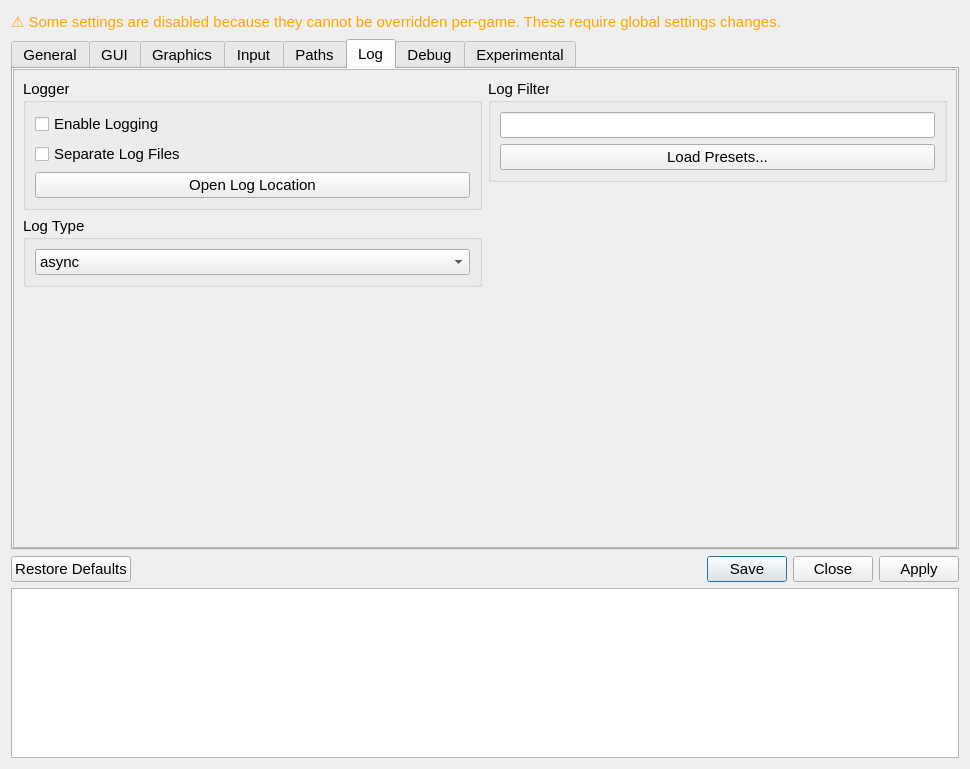
Above: src/qt_ui/settings_dialog.ui from DanielSvoboda/shadLauncher4 before the change. Below: the same form after it.
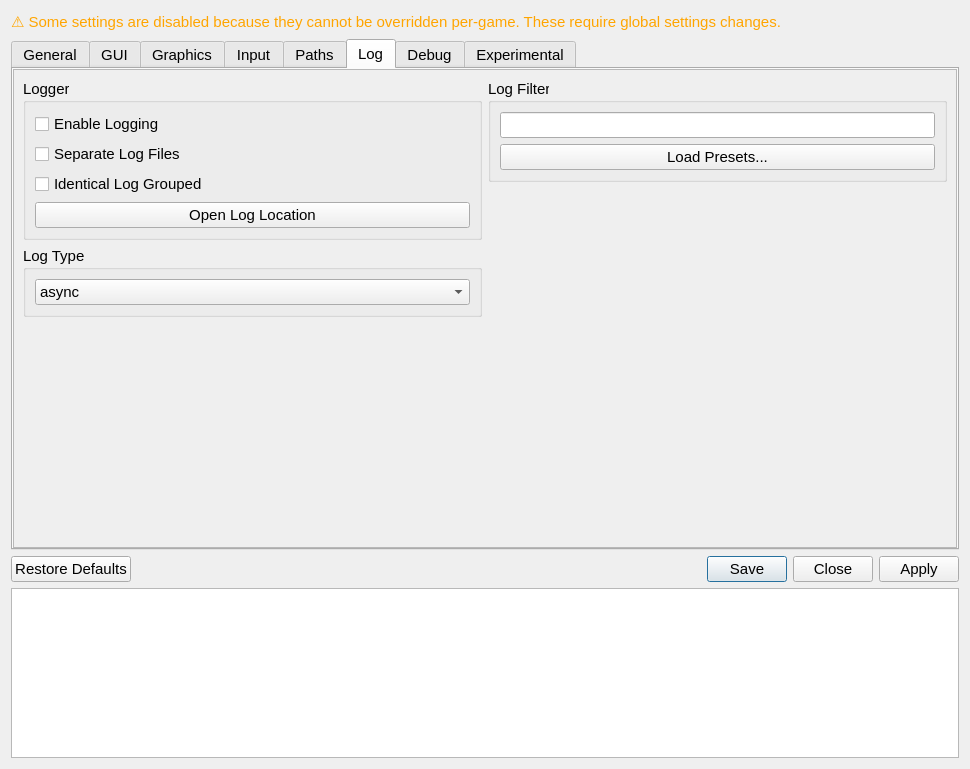
That is the form after the change. The open tabs and pages were chosen to show the change. Icons and pictures are not drawn.

Commit message: added identical log grouped in settings ui

```diff
--- a/src/qt_ui/settings_dialog.ui
+++ b/src/qt_ui/settings_dialog.ui
@@ -1874,6 +1874,13 @@
                  </property>
                 </widget>
                </item>
+			   <item>
+                <widget class="QCheckBox" name="identicalLogGroupedCheckbox">
+                 <property name="text">
+                  <string>Identical Log Grouped</string>
+                 </property>
+                </widget>
+               </item>
                <item>
                 <widget class="QPushButton" name="OpenLogLocationButton">
                  <property name="text">
```
The commit also changes 1 other file.
